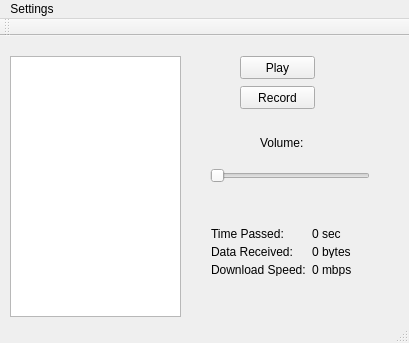
Before: the Qt Designer form Listenner/gui.ui in Ernyoke/Allamvizsga, drawn with Qt 5.
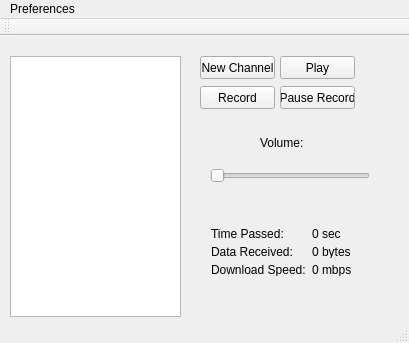
After: the same form once the commit is applied.

```diff
--- a/Listenner/gui.ui
+++ b/Listenner/gui.ui
@@ -27,7 +27,7 @@
    <widget class="QPushButton" name="playButton">
     <property name="geometry">
      <rect>
-      <x>240</x>
+      <x>280</x>
       <y>20</y>
       <width>75</width>
       <height>23</height>
@@ -40,7 +40,7 @@
    <widget class="QPushButton" name="recordButton">
     <property name="geometry">
      <rect>
-      <x>240</x>
+      <x>200</x>
       <y>50</y>
       <width>75</width>
       <height>23</height>
@@ -130,6 +130,32 @@
      </item>
     </layout>
    </widget>
+   <widget class="QPushButton" name="newChannelButton">
+    <property name="geometry">
+     <rect>
+      <x>200</x>
+      <y>20</y>
+      <width>75</width>
+      <height>23</height>
+     </rect>
+    </property>
+    <property name="text">
+     <string>New Channel</string>
+    </property>
+   </widget>
+   <widget class="QPushButton" name="pushButton_2">
+    <property name="geometry">
+     <rect>
+      <x>280</x>
+      <y>50</y>
+      <width>75</width>
+      <height>23</height>
+     </rect>
+    </property>
+    <property name="text">
+     <string>Pause Record</string>
+    </property>
+   </widget>
   </widget>
   <widget class="QMenuBar" name="menuBar">
    <property name="geometry">
@@ -142,7 +168,7 @@
    </property>
    <widget class="QMenu" name="menuSettings">
     <property name="title">
-     <string>Settings</string>
+     <string>Preferences</string>
     </property>
     <addaction name="actionPreferences"/>
    </widget>
```
Left out of the diff: 8 changed lines with no effect on the pictures.
